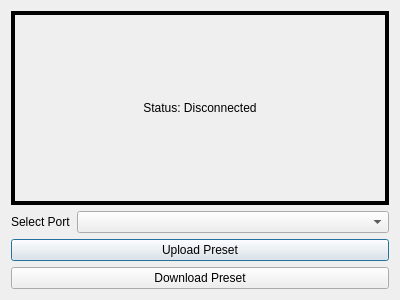
jerry20091103/OpenMacro, file OpenMacro-GUI/App/presetdialog.ui: the form before one commit.
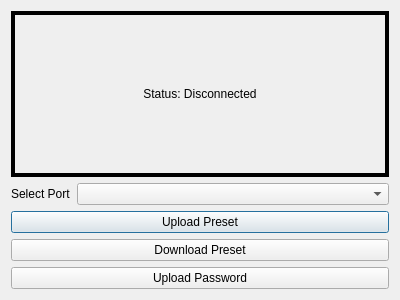
The form after the commit.

Commit message: Added password dialog

The edit to the form file:
```diff
--- a/OpenMacro-GUI/App/presetdialog.ui
+++ b/OpenMacro-GUI/App/presetdialog.ui
@@ -80,6 +80,13 @@
      </property>
     </widget>
    </item>
+   <item>
+    <widget class="QPushButton" name="passwordButton">
+     <property name="text">
+      <string>Upload Password</string>
+     </property>
+    </widget>
+   </item>
   </layout>
  </widget>
  <resources/>
```
The commit also changes 7 other files.
